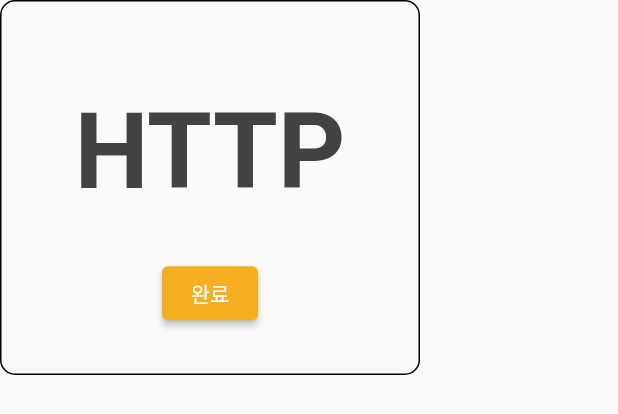
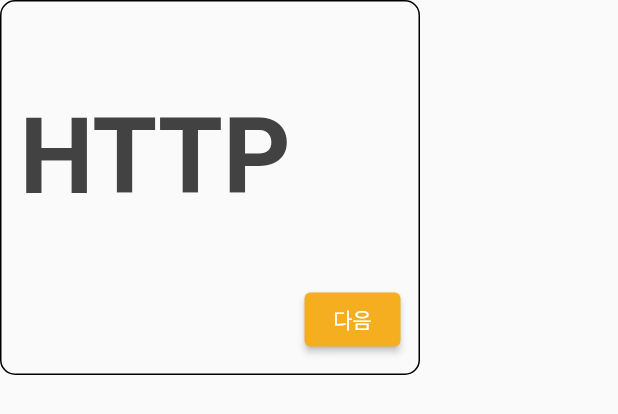
Before and after one commit to dash-map/dashmap-flutter, a Flutter app: the RoadMapQuest widget shown alone on an empty page, opened directly, on a phone screen of 412 x 824 dp. Shown: the top 414 px of the screen. Run offline on Flutter 3.47's test engine with Material 2 defaults, Android fonts, the phone set to English and light mode, and no system bars; our stand-ins replace extended_image, flutter_speed_dial.

Commit message:
Add Roadmap Quest and Question

```diff
--- a/lib/page/roadmap/roadmap.dart
+++ b/lib/page/roadmap/roadmap.dart
@@ -1,3 +1,4 @@
+import 'package:dash_map/page/roadmap/roadmap_whole.dart';
 import 'package:dash_map/theme/color.dart';
 import 'package:dash_map/widget/app_bar.dart';
 import 'package:dash_map/widget/progress_bar.dart';
@@ -5,7 +6,9 @@ import 'package:dash_map/widget/speed_dial_button.dart';
 import 'package:flutter/material.dart';
 
 class RoadMapPage extends StatefulWidget {
-  const RoadMapPage({Key? key}) : super(key: key);
+  final String progress;
+
+  const RoadMapPage({Key? key, required this.progress}) : super(key: key);
 
   @override
   State<RoadMapPage> createState() => _RoadMapPageState();
@@ -17,8 +20,7 @@ class _RoadMapPageState extends State<RoadMapPage> {
     return Scaffold(
       appBar: myAppBar(),
       body: Padding(
-        padding: const EdgeInsets.symmetric(horizontal: 12.0),
-        child: Center(
+        padding: const EdgeInsets.symmetric(horizontal: 32.0),
         child: Column(
           children: [
             const SizedBox(height: 30.0),
@@ -35,7 +37,7 @@ class _RoadMapPageState extends State<RoadMapPage> {
                             ?.copyWith(color: ColorData.grey2)),
                     const SizedBox(height: 5.0),
                     Text('Frontend RoadMap',
-                          style: Theme.of(context).textTheme.headline1),
+                        style: Theme.of(context).textTheme.headline2),
                     const SizedBox(height: 5.0),
                     OutlinedButton(
                       child: Text(
@@ -49,27 +51,34 @@ class _RoadMapPageState extends State<RoadMapPage> {
                         side: const BorderSide(
                             width: 1.0, color: ColorData.yellow),
                       ),
-                        onPressed: () {},
+                      onPressed: () {
+                        Navigator.push(
+                          context,
+                          MaterialPageRoute(
+                            builder: (BuildContext context) => RoadMapWhole(),
+                          ),
+                        );
+                      },
                     ),
                   ],
                 ),
                 SizedBox(
-                    width: 80,
-                    height: 80,
+                  width: 70,
+                  height: 70,
                   child: Image.asset('assets/login_logo.png'),
                 ),
               ],
             ),
             const SizedBox(height: 30.0),
-              RoadMapQuest(isTopic: false, question: '안녕', topic: 'HTTP'),
+            RoadMapQuest(question: '안녕', topic: 'HTTP'),
             const SizedBox(height: 40.0),
             Row(
               mainAxisAlignment: MainAxisAlignment.center,
               children: [
-                  progressBar('40'),
+                Expanded(child: progressBar(widget.progress)),
                 const SizedBox(width: 5.0),
                 Text(
-                    '40%',
+                  '${widget.progress}%',
                   style: Theme.of(context)
                       .textTheme
                       .bodyText1
@@ -80,20 +89,17 @@ class _RoadMapPageState extends State<RoadMapPage> {
           ],
         ),
       ),
-      ),
       floatingActionButton: speedDialButton(context),
     );
   }
 }
 
 class RoadMapQuest extends StatefulWidget {
-  final bool isTopic;
   final String question;
   final String topic;
 
   const RoadMapQuest({
     Key? key,
-    required this.isTopic,
     required this.question,
     required this.topic,
   }) : super(key: key);
@@ -103,43 +109,93 @@ class RoadMapQuest extends StatefulWidget {
 }
 
 class _RoadMapQuestState extends State<RoadMapQuest> {
+  late TextEditingController _myController;
+  bool isStudied = false;
+
+  @override
+  initState() {
+    _myController = TextEditingController();
+    super.initState();
+  }
+
+  @override
+  void dispose() {
+    _myController.dispose();
+    super.dispose();
+  }
+
   @override
   Widget build(BuildContext context) {
     return Container(
       width: 280,
       height: 250,
+      padding: const EdgeInsets.all(12.0),
       decoration: BoxDecoration(
         border: Border.all(color: ColorData.black, width: 1),
         borderRadius: BorderRadius.circular(10.0),
       ),
       child: Column(
-        mainAxisAlignment: MainAxisAlignment.spaceEvenly,
+        mainAxisAlignment: MainAxisAlignment.spaceBetween,
+        crossAxisAlignment: CrossAxisAlignment.start,
         children: [
-          Visibility(
-            visible: widget.isTopic,
+          Flexible(
+            flex: 1,
+            child: Visibility(
+              visible: isStudied,
               child: Text(
-              'Q. $widget.question',
+                'Q. ${widget.question}',
+                style: Theme.of(context)
+                    .textTheme
+                    .headline2
+                    ?.copyWith(color: ColorData.grey1),
+                maxLines: null,
+              ),
+            ),
+          ),
+          Flexible(
+            flex: 1,
+            child: isStudied
+                ? Padding(
+                    padding: const EdgeInsets.symmetric(horizontal: 8.0),
+                    child: TextFormField(
+                      controller: _myController,
+                      decoration: InputDecoration(
+                        hintText: '답을 입력해주세요.',
+                        hintStyle: Theme.of(context)
+                            .textTheme
+                            .bodyText2
+                            ?.copyWith(color: ColorData.grey2),
+                        enabledBorder: const UnderlineInputBorder(
+                          borderSide: BorderSide(color: ColorData.yellow),
+                        ),
+                        focusedBorder: const UnderlineInputBorder(
+                          borderSide: BorderSide(color: ColorData.yellow),
+                        ),
+                      ),
+                    ),
+                  )
+                : Text(
+                    widget.topic,
                     style: Theme.of(context)
                         .textTheme
                         .headline1
                         ?.copyWith(fontSize: 70, color: ColorData.grey1),
                   ),
           ),
-          Text(
-            widget.topic,
-            style: Theme.of(context)
-                .textTheme
-                .headline1
-                ?.copyWith(fontSize: 70, color: ColorData.grey1),
-          ),
+          Flexible(
+            flex: 1,
+            child: Row(
+              mainAxisAlignment: MainAxisAlignment.spaceBetween,
+              children: [
+                const SizedBox(),
                 ElevatedButton(
                   onPressed: () {
                     setState(() {
-                !widget.isTopic;
+                      isStudied = !isStudied;
                     });
                   },
                   child: Text(
-              '완료',
+                    isStudied ? '완료' : '다음',
                     style: Theme.of(context)
                         .textTheme
                         .bodyText2
@@ -151,6 +207,9 @@ class _RoadMapQuestState extends State<RoadMapQuest> {
                 ),
               ],
             ),
+          ),
+        ],
+      ),
     );
   }
 }
```
Lines whose indentation alone changed are shown as unchanged.
